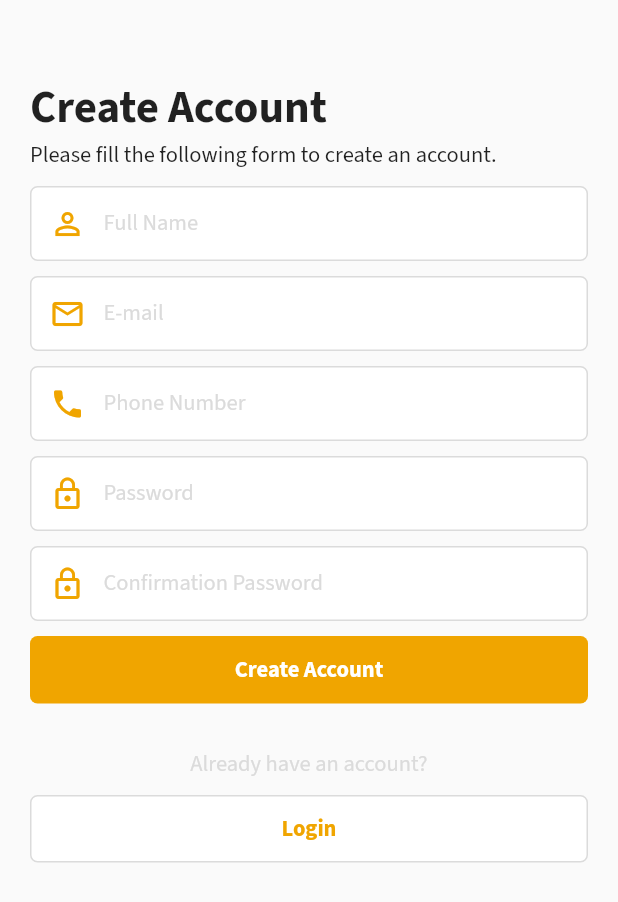
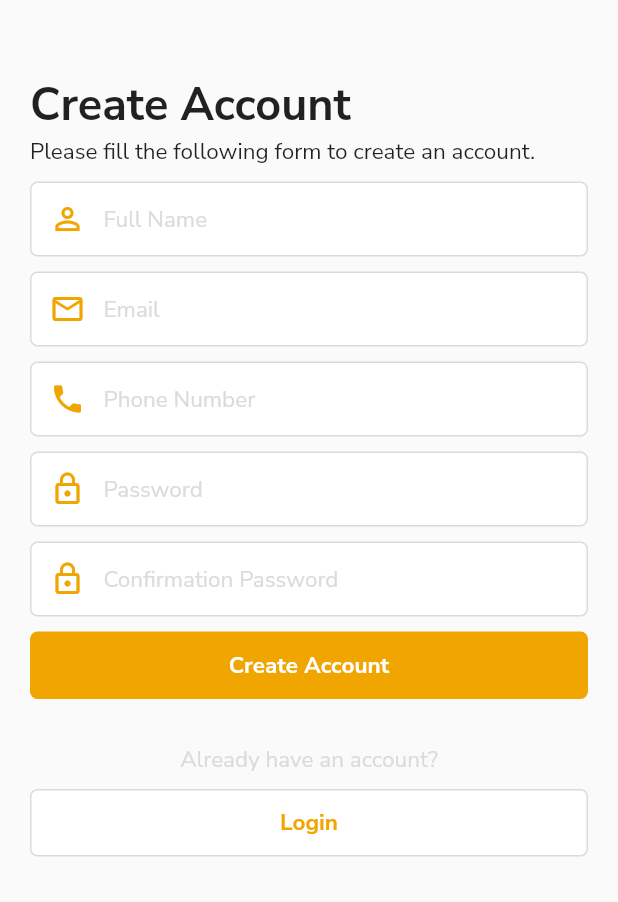
Before and after one commit to frisconp/deles-app, a Flutter app: the RegisterPage screen opened by its route, on a phone screen of 412 x 824 dp. Shown: the top 902 px of the screen. Run offline on Flutter 3.47's test engine with Material 2 defaults, Android fonts, the phone set to English and light mode, and no system bars; drawn by our look-alikes of flutter_easyloading; our stand-ins replace bloc, cached_network_image, equatable, flutter_bloc, flutter_spinkit, google_fonts and 2 more; missing offline and left inert: qrscan; accounts and stored records are empty; network calls fail.

Commit message:
Fix font to nunito sans & food menu page

```diff
--- a/lib/ui/base_page.dart
+++ b/lib/ui/base_page.dart
@@ -31,7 +31,7 @@ class BasePage extends StatelessWidget {
         children: <Widget>[
           Text(
             title,
-            style: GoogleFonts.sourceSansPro(
+            style: GoogleFonts.nunitoSans(
               fontSize: 30,
               fontWeight: FontWeight.bold,
               color: Colors.black,
@@ -64,7 +64,7 @@ class BasePage extends StatelessWidget {
     return Center(
       child: Text(
         message,
-        style: GoogleFonts.sourceSansPro(
+        style: GoogleFonts.nunitoSans(
           fontSize: 15,
           color: Colors.black,
         ),
--- a/lib/ui/components/article_big_card.dart
+++ b/lib/ui/components/article_big_card.dart
@@ -48,7 +48,7 @@ class ArticleBigCard extends StatelessWidget {
                   children: <Widget>[
                     Text(
                       article.title,
-                      style: GoogleFonts.sourceSansPro(
+                      style: GoogleFonts.nunitoSans(
                         color: Colors.white,
                         fontSize: 20,
                         fontWeight: FontWeight.bold,
--- a/lib/ui/components/article_list_card.dart
+++ b/lib/ui/components/article_list_card.dart
@@ -60,7 +60,7 @@ class ArticleListCard extends StatelessWidget {
                         margin: EdgeInsets.only(bottom: 5),
                         child: Text(
                           article.title,
-                          style: GoogleFonts.sourceSansPro(
+                          style: GoogleFonts.nunitoSans(
                             fontSize: 15,
                             fontWeight: FontWeight.bold,
                           ),
@@ -68,7 +68,7 @@ class ArticleListCard extends StatelessWidget {
                       ),
                       Text(
                         article.createdAt,
-                        style: GoogleFonts.sourceSansPro(fontSize: 12),
+                        style: GoogleFonts.nunitoSans(fontSize: 12),
                       )
                     ],
                   ),
--- a/lib/ui/history_page.dart
+++ b/lib/ui/history_page.dart
@@ -11,7 +11,7 @@ class _HistoryPageState extends State<HistoryPage> {
   @override
   Widget build(BuildContext context) {
     return BasePage(
-      title: 'Pesanan',
+      title: 'History',
       body: Expanded(
         child: Padding(
           padding: const EdgeInsets.symmetric(horizontal: 20),
--- a/lib/ui/home_page.dart
+++ b/lib/ui/home_page.dart
@@ -27,7 +27,7 @@ class _HomePageState extends State<HomePage> {
   @override
   Widget build(BuildContext context) {
     return BasePage(
-      title: 'Beranda',
+      title: 'Home',
       body: Expanded(
         child: Column(
           crossAxisAlignment: CrossAxisAlignment.start,
@@ -60,8 +60,8 @@ class _HomePageState extends State<HomePage> {
             Container(
               margin: EdgeInsets.symmetric(vertical: 20, horizontal: 20),
               child: Text(
-                'Berita Terbaru',
-                style: GoogleFonts.sourceSansPro(
+                'Latest News',
+                style: GoogleFonts.nunitoSans(
                   fontSize: 25,
                   fontWeight: FontWeight.bold,
                 ),
--- a/lib/ui/main_page.dart
+++ b/lib/ui/main_page.dart
@@ -45,7 +45,7 @@ class _MainPageState extends State<MainPage> {
           child: Padding(
             padding: const EdgeInsets.symmetric(horizontal: 20, vertical: 10),
             child: GNav(
-              textStyle: GoogleFonts.sourceSansPro(
+              textStyle: GoogleFonts.nunitoSans(
                 fontSize: 15,
                 fontWeight: FontWeight.bold,
                 color: Colors.white,
@@ -54,7 +54,7 @@ class _MainPageState extends State<MainPage> {
               activeColor: Colors.white,
               color: Color.fromRGBO(219, 219, 219, 1),
               iconSize: 20,
-              padding: EdgeInsets.symmetric(horizontal: 15, vertical: 4),
+              padding: EdgeInsets.symmetric(horizontal: 15, vertical: 5),
               duration: Duration(milliseconds: 500),
               tabBackgroundColor: Theme.of(context).primaryColor,
               tabs: [
--- a/lib/ui/register_page.dart
+++ b/lib/ui/register_page.dart
@@ -78,7 +78,7 @@ class _RegisterPageState extends State<RegisterPage> {
       children: <Widget>[
         Text(
           'Create Account',
-          style: GoogleFonts.sourceSansPro(
+          style: GoogleFonts.nunitoSans(
             textStyle: TextStyle(
               fontSize: 30,
               fontWeight: FontWeight.bold,
@@ -87,7 +87,7 @@ class _RegisterPageState extends State<RegisterPage> {
         ),
         Text(
           'Please fill the following form to create an account.',
-          style: GoogleFonts.sourceSansPro(
+          style: GoogleFonts.nunitoSans(
             textStyle: TextStyle(
               fontSize: 15,
             ),
@@ -116,7 +116,7 @@ class _RegisterPageState extends State<RegisterPage> {
       ),
       child: TextField(
         controller: nameController,
-        style: GoogleFonts.sourceSansPro(
+        style: GoogleFonts.nunitoSans(
           textStyle: TextStyle(
             fontSize: 15,
           ),
@@ -137,7 +137,7 @@ class _RegisterPageState extends State<RegisterPage> {
           ),
           contentPadding: EdgeInsets.all(10),
           hintText: 'Full Name',
-          hintStyle: GoogleFonts.sourceSansPro(
+          hintStyle: GoogleFonts.nunitoSans(
             color: Color.fromRGBO(219, 219, 219, 1),
           ),
         ),
@@ -161,7 +161,7 @@ class _RegisterPageState extends State<RegisterPage> {
       ),
       child: TextField(
         controller: emailController,
-        style: GoogleFonts.sourceSansPro(
+        style: GoogleFonts.nunitoSans(
           textStyle: TextStyle(
             fontSize: 15,
           ),
@@ -181,8 +181,8 @@ class _RegisterPageState extends State<RegisterPage> {
             borderSide: BorderSide.none,
           ),
           contentPadding: EdgeInsets.all(10),
-          hintText: 'E-mail',
-          hintStyle: GoogleFonts.sourceSansPro(
+          hintText: 'Email',
+          hintStyle: GoogleFonts.nunitoSans(
             color: Color.fromRGBO(219, 219, 219, 1),
           ),
         ),
@@ -206,7 +206,7 @@ class _RegisterPageState extends State<RegisterPage> {
       ),
       child: TextField(
         controller: phoneNumberController,
-        style: GoogleFonts.sourceSansPro(
+        style: GoogleFonts.nunitoSans(
           textStyle: TextStyle(
             fontSize: 15,
           ),
@@ -227,7 +227,7 @@ class _RegisterPageState extends State<RegisterPage> {
           ),
           contentPadding: EdgeInsets.all(10),
           hintText: 'Phone Number',
-          hintStyle: GoogleFonts.sourceSansPro(
+          hintStyle: GoogleFonts.nunitoSans(
             color: Color.fromRGBO(219, 219, 219, 1),
           ),
         ),
@@ -254,7 +254,7 @@ class _RegisterPageState extends State<RegisterPage> {
       child: TextField(
         controller: passwordController,
         obscureText: true,
-        style: GoogleFonts.sourceSansPro(
+        style: GoogleFonts.nunitoSans(
           textStyle: TextStyle(
             fontSize: 15,
           ),
@@ -275,7 +275,7 @@ class _RegisterPageState extends State<RegisterPage> {
           ),
           contentPadding: EdgeInsets.all(10),
           hintText: 'Password',
-          hintStyle: GoogleFonts.sourceSansPro(
+          hintStyle: GoogleFonts.nunitoSans(
             textStyle: TextStyle(
               color: Color.fromRGBO(219, 219, 219, 1),
             ),
@@ -304,7 +304,7 @@ class _RegisterPageState extends State<RegisterPage> {
       child: TextField(
         controller: confirmPasswordController,
         obscureText: true,
-        style: GoogleFonts.sourceSansPro(
+        style: GoogleFonts.nunitoSans(
           textStyle: TextStyle(
             fontSize: 15,
           ),
@@ -325,7 +325,7 @@ class _RegisterPageState extends State<RegisterPage> {
           ),
           contentPadding: EdgeInsets.all(10),
           hintText: 'Confirmation Password',
-          hintStyle: GoogleFonts.sourceSansPro(
+          hintStyle: GoogleFonts.nunitoSans(
             textStyle: TextStyle(
               color: Color.fromRGBO(219, 219, 219, 1),
             ),
@@ -361,7 +361,7 @@ class _RegisterPageState extends State<RegisterPage> {
           child: Center(
             child: Text(
               'Create Account',
-              style: GoogleFonts.sourceSansPro(
+              style: GoogleFonts.nunitoSans(
                 textStyle: TextStyle(
                   fontSize: 15,
                   fontWeight: FontWeight.bold,
@@ -384,7 +384,7 @@ class _RegisterPageState extends State<RegisterPage> {
           margin: EdgeInsets.only(bottom: 10),
           child: Text(
             'Already have an account?',
-            style: GoogleFonts.sourceSansPro(
+            style: GoogleFonts.nunitoSans(
               fontSize: 15,
               color: Color.fromRGBO(219, 219, 219, 1),
             ),
@@ -411,7 +411,7 @@ class _RegisterPageState extends State<RegisterPage> {
               child: Center(
                 child: Text(
                   'Login',
-                  style: GoogleFonts.sourceSansPro(
+                  style: GoogleFonts.nunitoSans(
                     fontSize: 15,
                     fontWeight: FontWeight.bold,
                     color: Color.fromRGBO(240, 165, 0, 1),
```
Also changed, not shown: lib/ui/article_detail_page.dart (+25 -15 lines), lib/ui/components/food_menu_card.dart (added, +167 -0 lines), lib/ui/login_page.dart (+10 -10 lines), lib/ui/pages/list_menu_page.dart (+46 -9 lines).
